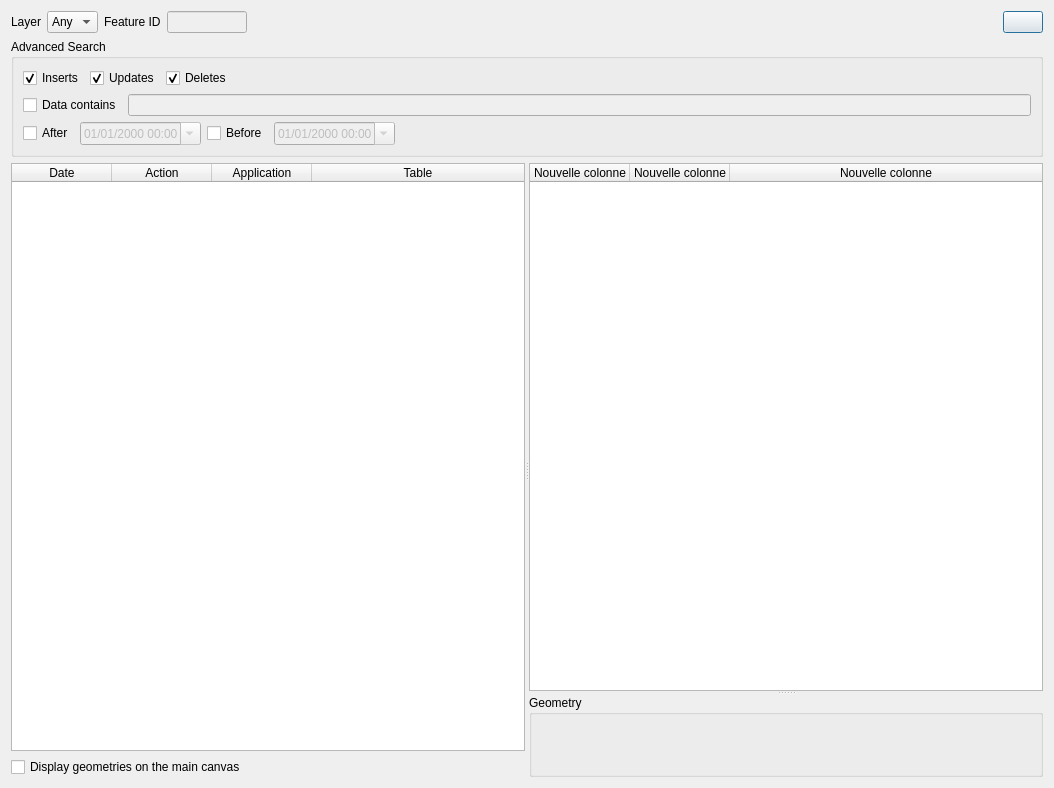
First picture: the form in history_viewer/event_dialog.ui, repository qwat/QWAT, before the edit.
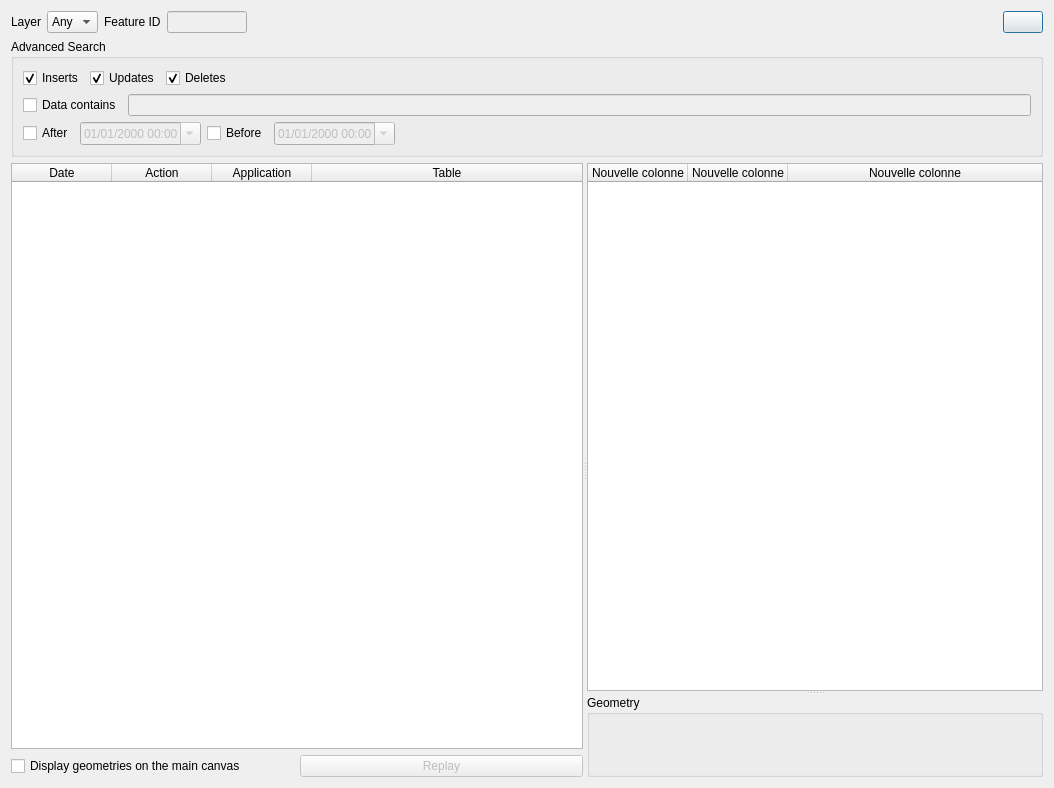
Second picture: the form after the edit. Icons and pictures are not drawn. Custom widgets are drawn as their Qt base class.

Commit message: Allow to replay an event

Diff of the .ui file:
```diff
--- a/history_viewer/event_dialog.ui
+++ b/history_viewer/event_dialog.ui
@@ -265,11 +265,25 @@
         </widget>
        </item>
        <item>
+        <layout class="QHBoxLayout" name="horizontalLayout_5">
+         <item>
         <widget class="QCheckBox" name="onMainCanvas">
          <property name="text">
           <string>Display geometries on the main canvas</string>
          </property>
         </widget>
+         </item>
+         <item>
+          <widget class="QPushButton" name="replayButton">
+           <property name="enabled">
+            <bool>false</bool>
+           </property>
+           <property name="text">
+            <string>Replay</string>
+           </property>
+          </widget>
+         </item>
+        </layout>
        </item>
       </layout>
      </widget>
```
Lines whose indentation alone changed are shown as unchanged. The commit also changes 2 other files.
